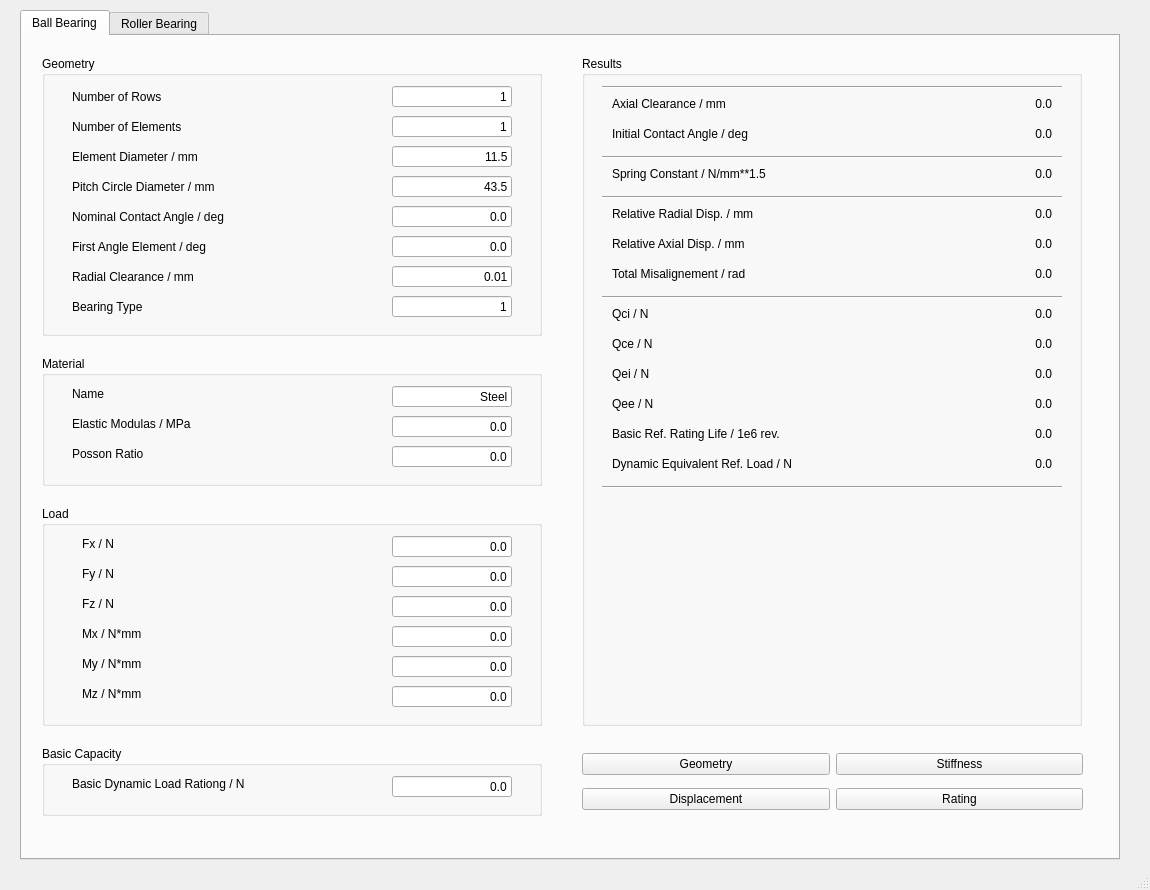
Before: the Qt Designer form ISO_TS_16281.ui in minzhun/ISO16281, drawn with Qt 5.
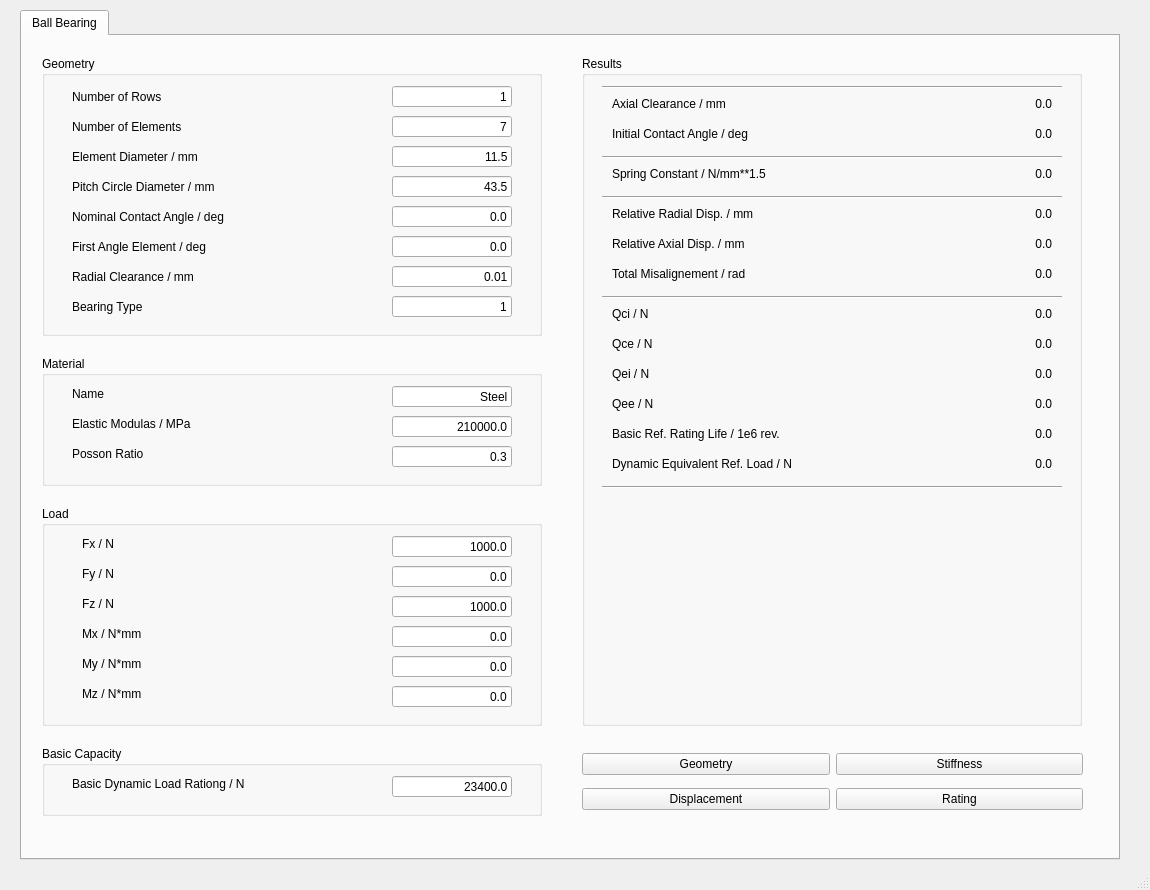
After: the same form once the commit is applied.

Commit message: Modify RollerBearing; Roughly Complete UI for BallBearing.

Diff of the .ui file:
```diff
--- a/ISO_TS_16281.ui
+++ b/ISO_TS_16281.ui
@@ -187,7 +187,7 @@
         </rect>
        </property>
        <property name="text">
-        <string>1</string>
+        <string>7</string>
        </property>
        <property name="alignment">
         <set>Qt::AlignRight|Qt::AlignTrailing|Qt::AlignVCenter</set>
@@ -396,7 +396,7 @@
         </rect>
        </property>
        <property name="text">
-        <string>0.0</string>
+        <string>1000.0</string>
        </property>
        <property name="alignment">
         <set>Qt::AlignRight|Qt::AlignTrailing|Qt::AlignVCenter</set>
@@ -428,7 +428,7 @@
         </rect>
        </property>
        <property name="text">
-        <string>0.0</string>
+        <string>1000.0</string>
        </property>
        <property name="alignment">
         <set>Qt::AlignRight|Qt::AlignTrailing|Qt::AlignVCenter</set>
@@ -566,7 +566,7 @@
         </rect>
        </property>
        <property name="text">
-        <string>0.0</string>
+        <string>210000.0</string>
        </property>
        <property name="alignment">
         <set>Qt::AlignRight|Qt::AlignTrailing|Qt::AlignVCenter</set>
@@ -582,7 +582,7 @@
         </rect>
        </property>
        <property name="text">
-        <string>0.0</string>
+        <string>0.3</string>
        </property>
        <property name="alignment">
         <set>Qt::AlignRight|Qt::AlignTrailing|Qt::AlignVCenter</set>
@@ -630,7 +630,7 @@
         </rect>
        </property>
        <property name="text">
-        <string>0.0</string>
+        <string>23400.0</string>
        </property>
        <property name="alignment">
         <set>Qt::AlignRight|Qt::AlignTrailing|Qt::AlignVCenter</set>
@@ -1104,11 +1104,6 @@
       </layout>
      </widget>
     </widget>
-    <widget class="QWidget" name="RollerBearing">
-     <attribute name="title">
-      <string>Roller Bearing</string>
-     </attribute>
-    </widget>
    </widget>
   </widget>
   <widget class="QMenuBar" name="menubar">
```
The commit also changes 5 other files.
